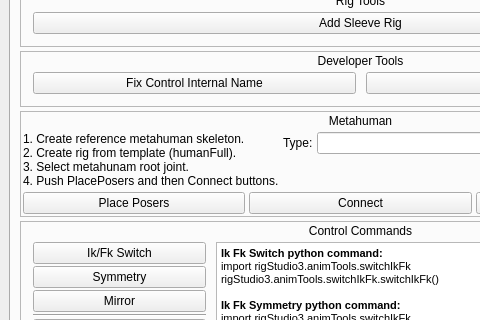
This is ui/designer/mainWindow.ui in PavelCrow/RigStudio3 as Qt 5 draws it before an edit; both pictures show x 0 to 480 and y 517 to 837 of the 721 by 982 pixel window. The edited form follows.
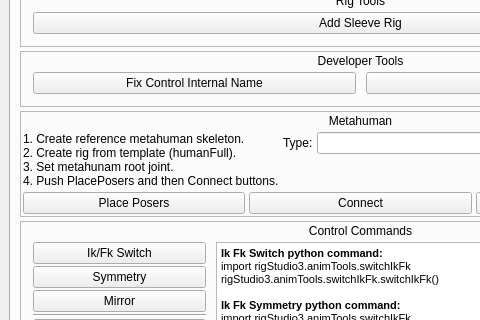
This is the edited form.

What changed in the file:
```diff
--- a/ui/designer/mainWindow.ui
+++ b/ui/designer/mainWindow.ui
@@ -8308,7 +8308,7 @@
                     <property name="text">
                      <string>1. Create reference metahuman skeleton.
 2. Create rig from template (humanFull).
-3. Select metahunam root joint.
+3. Set metahunam root joint.
 4. Push PlacePosers and then Connect buttons.</string>
                     </property>
                     <property name="alignment">
```
